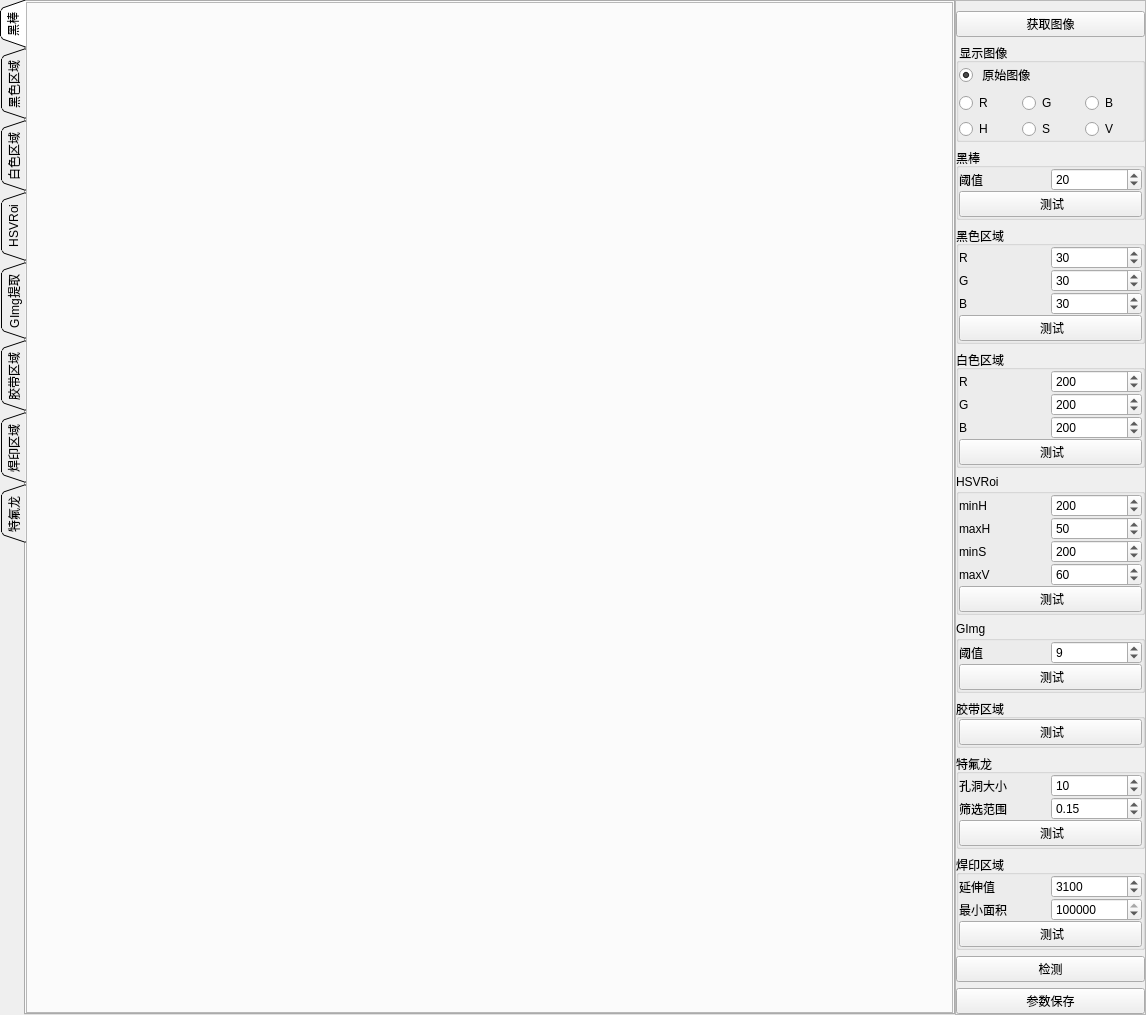
Before: the Qt Designer form pluginapp/EchoPlugin/obverseSide/cgetregionswidget.ui in wondron/frameTest, drawn with Qt 5.
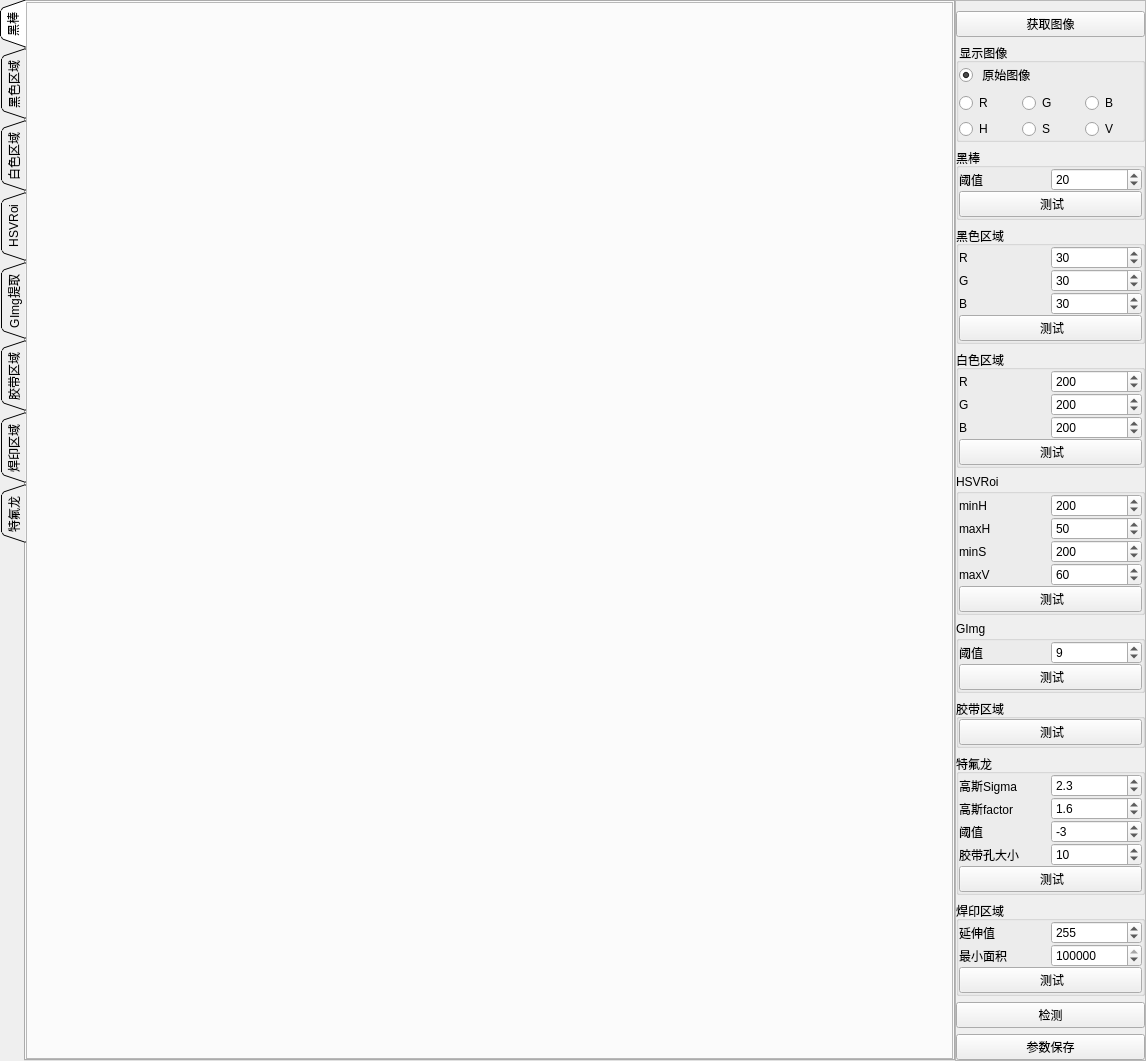
After: the same form once the commit is applied.

Diff of the .ui file:
```diff
--- a/pluginapp/EchoPlugin/obverseSide/cgetregionswidget.ui
+++ b/pluginapp/EchoPlugin/obverseSide/cgetregionswidget.ui
@@ -929,14 +929,95 @@
            <item>
             <widget class="QLabel" name="label_15">
              <property name="text">
-              <string>孔洞大小</string>
+              <string>高斯Sigma</string>
              </property>
             </widget>
            </item>
            <item>
-            <widget class="QSpinBox" name="spin_tapeholeSize">
+            <widget class="QDoubleSpinBox" name="dspin_guassSigma">
+             <property name="decimals">
+              <number>1</number>
+             </property>
+             <property name="singleStep">
+              <double>0.100000000000000</double>
+             </property>
+             <property name="value">
+              <double>2.300000000000000</double>
+             </property>
+            </widget>
+           </item>
+          </layout>
+         </item>
+         <item>
+          <layout class="QHBoxLayout" name="horizontalLayout_33">
+           <property name="topMargin">
+            <number>0</number>
+           </property>
+           <item>
+            <widget class="QLabel" name="label_21">
+             <property name="text">
+              <string>高斯factor</string>
+             </property>
+            </widget>
+           </item>
+           <item>
+            <widget class="QDoubleSpinBox" name="dspin_guassFactor">
+             <property name="decimals">
+              <number>1</number>
+             </property>
+             <property name="singleStep">
+              <double>0.100000000000000</double>
+             </property>
+             <property name="value">
+              <double>1.600000000000000</double>
+             </property>
+            </widget>
+           </item>
+          </layout>
+         </item>
+         <item>
+          <layout class="QHBoxLayout" name="horizontalLayout_35">
+           <property name="topMargin">
+            <number>0</number>
+           </property>
+           <item>
+            <widget class="QLabel" name="label_23">
+             <property name="text">
+              <string>阈值</string>
+             </property>
+            </widget>
+           </item>
+           <item>
+            <widget class="QSpinBox" name="spin_threMax">
+             <property name="minimum">
+              <number>-255</number>
+             </property>
              <property name="maximum">
-              <number>9999</number>
+              <number>255</number>
+             </property>
+             <property name="value">
+              <number>-3</number>
+             </property>
+            </widget>
+           </item>
+          </layout>
+         </item>
+         <item>
+          <layout class="QHBoxLayout" name="horizontalLayout_34">
+           <property name="topMargin">
+            <number>0</number>
+           </property>
+           <item>
+            <widget class="QLabel" name="label_22">
+             <property name="text">
+              <string>胶带孔大小</string>
+             </property>
+            </widget>
+           </item>
+           <item>
+            <widget class="QSpinBox" name="spin_holeSize">
+             <property name="maximum">
+              <number>999999</number>
              </property>
              <property name="value">
               <number>10</number>
@@ -945,33 +1026,6 @@
            </item>
           </layout>
          </item>
-         <item>
-          <layout class="QHBoxLayout" name="horizontalLayout_18">
-           <property name="topMargin">
-            <number>0</number>
-           </property>
-           <item>
-            <widget class="QLabel" name="label_6">
-             <property name="text">
-              <string>筛选范围</string>
-             </property>
-            </widget>
-           </item>
-           <item>
-            <widget class="QDoubleSpinBox" name="dspin_slctRange">
-             <property name="maximum">
-              <double>2.000000000000000</double>
-             </property>
-             <property name="singleStep">
-              <double>0.010000000000000</double>
-             </property>
-             <property name="value">
-              <double>0.150000000000000</double>
-             </property>
-            </widget>
-           </item>
-          </layout>
-         </item>
          <item>
           <widget class="QPushButton" name="btn_Tape">
            <property name="text">
@@ -1021,7 +1075,7 @@
               <number>999999</number>
              </property>
              <property name="value">
-              <number>3100</number>
+              <number>255</number>
              </property>
             </widget>
            </item>
```
Left out of the diff: 124 changed lines with no effect on the pictures.
